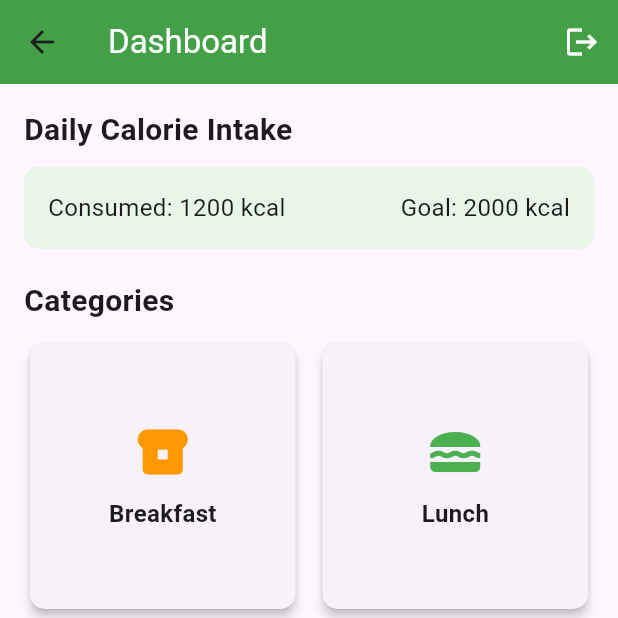
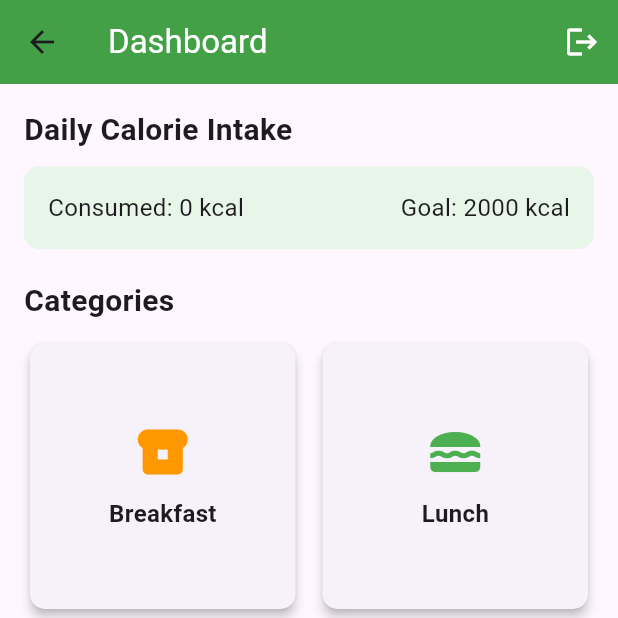
Before and after one commit to Suliman06/Pic2Plate, a Flutter app: the HomePage screen opened by its route, on a phone screen of 412 x 824 dp, the top half of it. Run offline on Flutter 3.47's test engine with Material 3 defaults, Android fonts, the light colour scheme and no system bars; our stand-ins replace cloud_firestore, firebase_auth, firebase_core; accounts and stored records are empty; network calls fail.

Commit message:
Add files via upload

```diff
--- a/lib/home_page.dart
+++ b/lib/home_page.dart
@@ -26,7 +26,7 @@ class _HomePageState extends State<HomePage> {
   final List<Widget> _pages = [
     HomeContent(),
     HistoryPage(),
-    Container(), // Placeholder for Add Ingredients button
+    Container(),
     FavouritesPage(),
     MorePage(),
   ];
@@ -69,7 +69,6 @@ class _HomePageState extends State<HomePage> {
   }
 }
 
-// HomeContent widget in home_page.dart
 class HomeContent extends StatelessWidget {
   @override
   Widget build(BuildContext context) {
@@ -89,7 +88,7 @@ class HomeContent extends StatelessWidget {
             child: Row(
               mainAxisAlignment: MainAxisAlignment.spaceBetween,
               children: [
-                Text("Consumed: 1200 kcal", style: TextStyle(fontSize: 16)),
+                Text("Consumed: 0 kcal", style: TextStyle(fontSize: 16)),
                 Text("Goal: 2000 kcal", style: TextStyle(fontSize: 16)),
               ],
             ),
@@ -168,7 +167,7 @@ class HomeContent extends StatelessWidget {
             child: Row(
               children: [
                 RecipeCard(
-                  image: 'https://via.placeholder.com/150',
+                  image: "assets/images/avocado-toast.png",
                   title: 'Avocado Toast',
                   calories: '250 kcal',
                   onTap: () {
@@ -198,7 +197,7 @@ class HomeContent extends StatelessWidget {
                   },
                 ),
                 RecipeCard(
-                  image: 'https://via.placeholder.com/150',
+                  image: "assets/images/grilled-chicken.png",
                   title: 'Grilled Chicken',
                   calories: '400 kcal',
                   onTap: () {
@@ -228,7 +227,7 @@ class HomeContent extends StatelessWidget {
                   },
                 ),
                 RecipeCard(
-                  image: 'https://via.placeholder.com/150',
+                  image: "assets/images/vegan-salad.png",
                   title: 'Vegan Salad',
                   calories: '300 kcal',
                   onTap: () {
--- a/lib/recipe_search_page.dart
+++ b/lib/recipe_search_page.dart
@@ -75,7 +75,6 @@ class _RecipeSearchPageState extends State<RecipeSearchPage> {
             return Center(child: Text("No recipes found."));
           }
 
-          // Get the filtered recipes based on the user's ingredients
           final filteredRecipes = getFilteredRecipes(snapshot.data!);
 
           return filteredRecipes.isEmpty
```
Also changed, not shown: assets/images/avocado-toast.png (added), assets/images/grilled-chicken.png (added), assets/images/vegan-salad.png (added).
